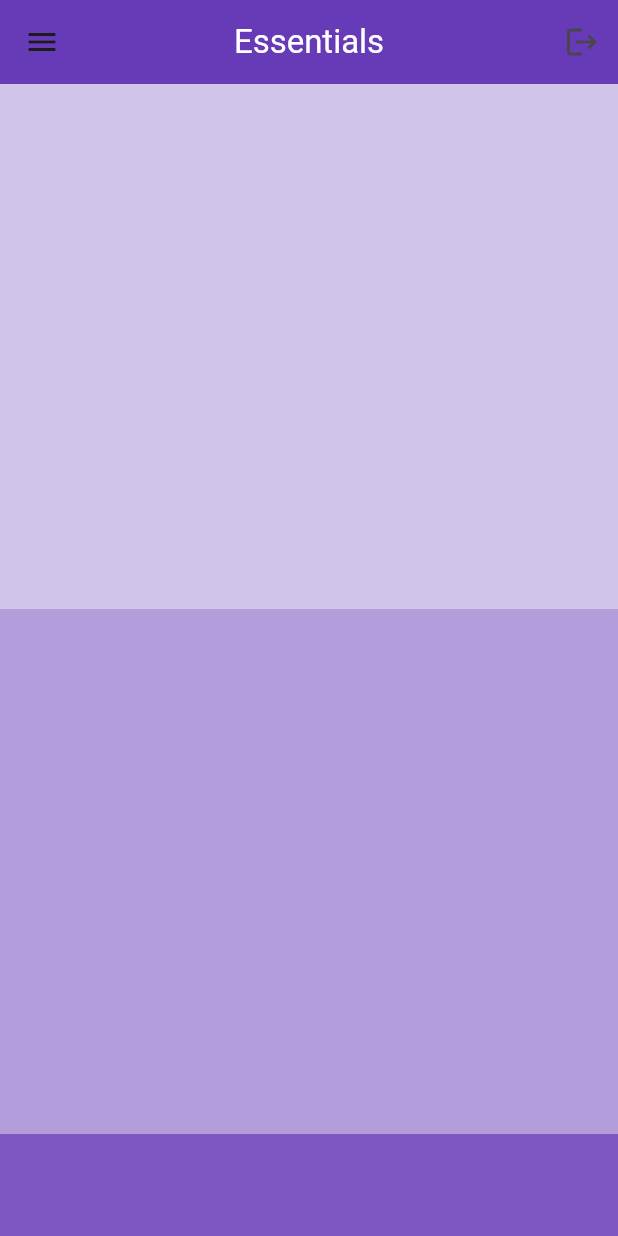
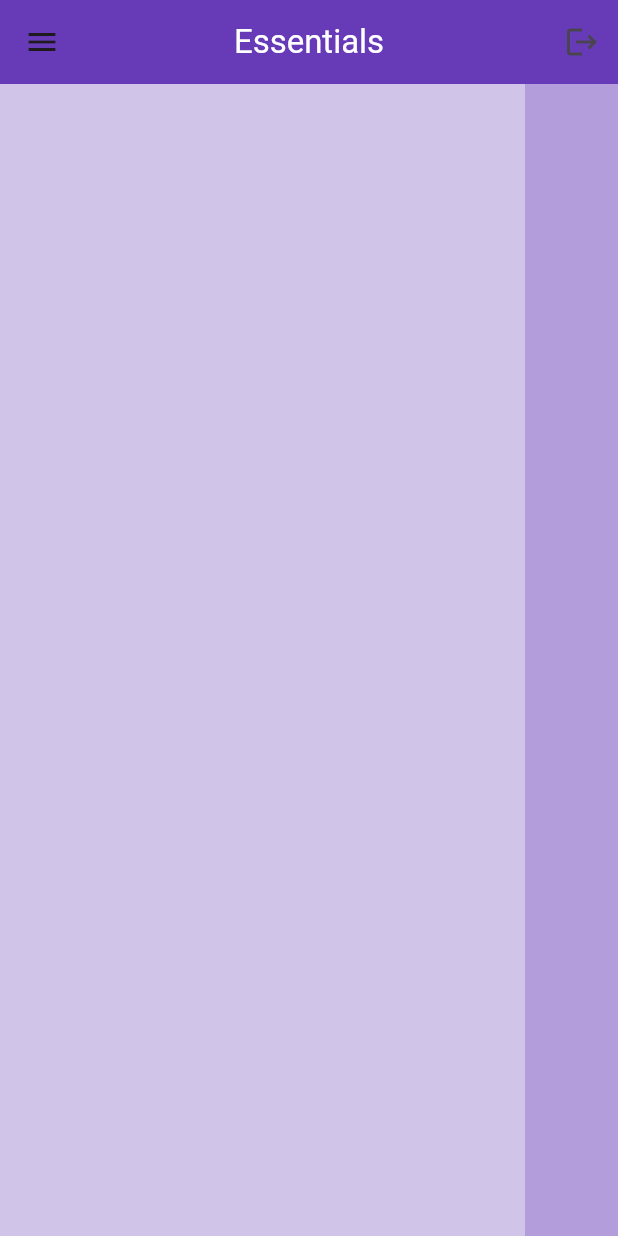
Before and after one commit to fbnjeje/Essential-Widgets-of-Flutter, a Flutter app: the screen it shows after launch, on a phone screen of 412 x 824 dp. Run offline on Flutter 3.47's test engine with Material 3 defaults, Android fonts, the phone set to English and light mode, and no system bars.

Commit message:
listview works for make a scroll and we can change dirrecion

```diff
--- a/lib/main.dart
+++ b/lib/main.dart
@@ -26,21 +26,22 @@
             leading: Icon(Icons.menu),
             actions: [IconButton(onPressed: () {}, icon: Icon(Icons.logout))],
           ),
-          body: Column(
+          body: ListView(
+            scrollDirection: Axis.horizontal,
             children: [
               //! an error from the children column it to big
 
               // ?First widget
               Container(
-                height: 350,
+                width: 350,
                 color: Colors.deepPurple[100],
               ),
               Container(
-                height: 350,
+                width: 350,
                 color: Colors.deepPurple[200],
               ),
               Container(
-                height: 350,
+                width: 350,
                 color: Colors.deepPurple[400],
               ),
               //? Second widget
```
